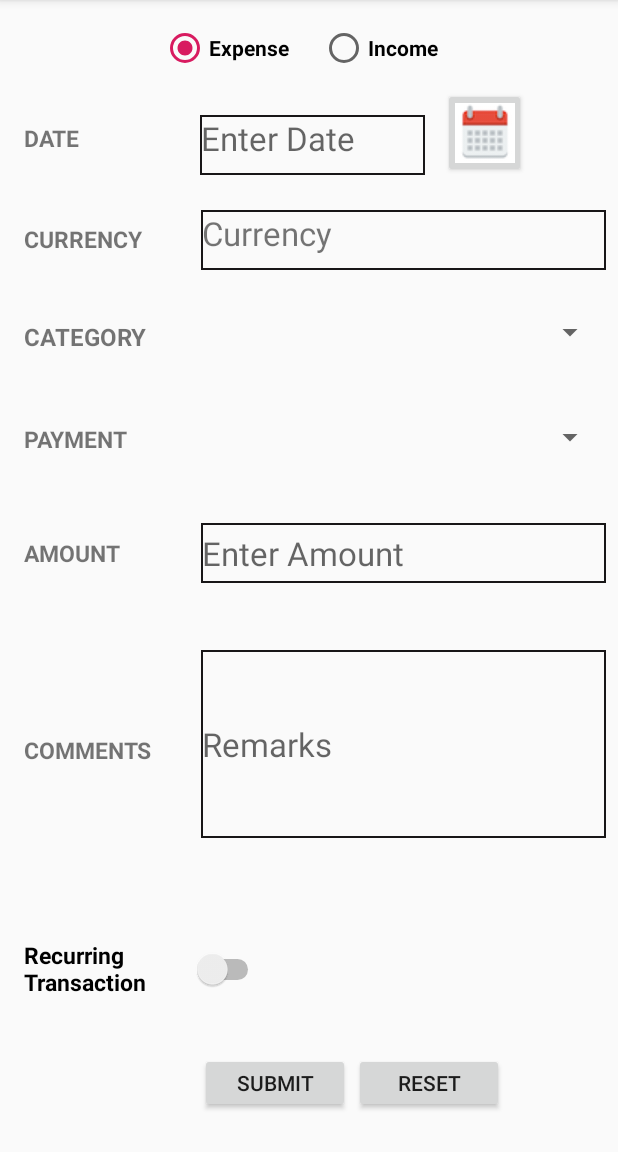
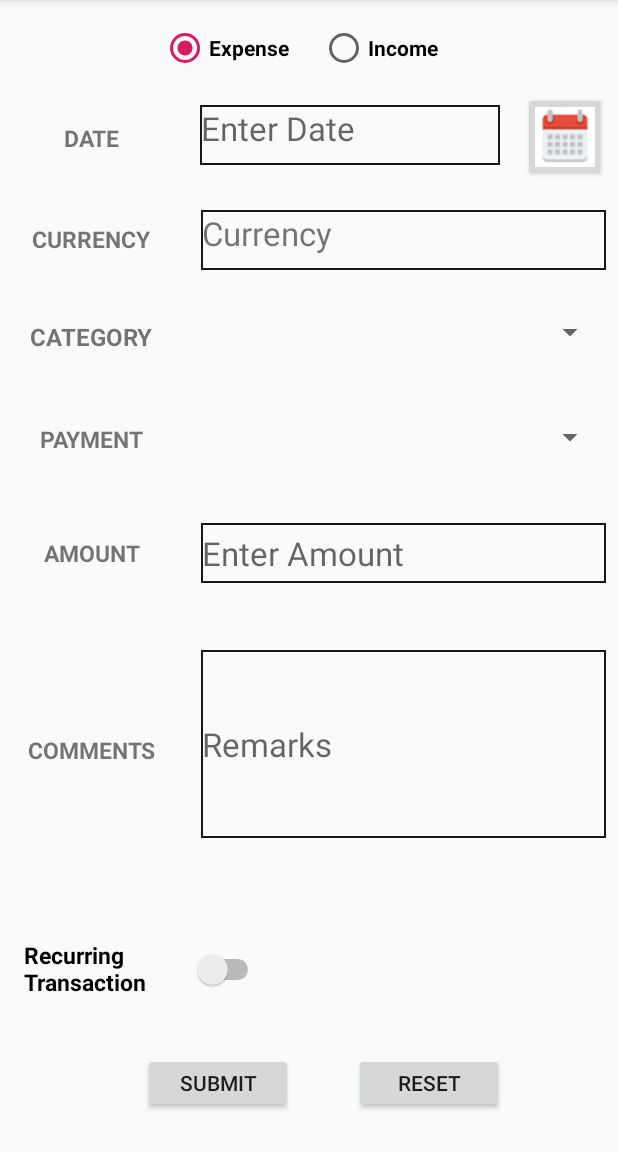
Before and after one commit to DBSE-teaching/isee2019-Sky-Net, an Android app: the screen it shows after launch (MainActivity), on a phone screen of 412 x 824 dp, the part 84-1236 px from its top. Run offline under Robolectric (Android 15) with nearby library versions, the phone set to English and light mode, and no system bars; libraries missing offline, so code that uses them is left out: com.github.mikephil.charting, com.mynameismidori.currencypicker.

Commit message:
alignment changes for all the layouts

```diff
--- a/SourceCode/app/src/main/res/layout/expense.xml
+++ b/SourceCode/app/src/main/res/layout/expense.xml
@@ -60,14 +60,14 @@
         android:drawableTop="@mipmap/calendar_icon2"
         app:layout_constraintBottom_toBottomOf="parent"
         app:layout_constraintEnd_toEndOf="parent"
-        app:layout_constraintHorizontal_bias="0.844"
+        app:layout_constraintHorizontal_bias="1.0"
         app:layout_constraintStart_toStartOf="parent"
         app:layout_constraintTop_toTopOf="parent"
-        app:layout_constraintVertical_bias="0.073" />
+        app:layout_constraintVertical_bias="0.077" />
 
     <TextView
         android:id="@+id/entryDate"
-        android:layout_width="150dp"
+        android:layout_width="200dp"
         android:layout_height="40dp"
         android:layout_marginStart="8dp"
         android:layout_marginTop="8dp"
@@ -76,24 +76,25 @@
         android:background="@drawable/border_style"
         android:ems="10"
         android:hint="Enter Date"
+        android:hyphenationFrequency="normal"
         android:inputType="textPersonName"
         android:textSize="22sp"
         app:layout_constraintBottom_toBottomOf="parent"
         app:layout_constraintEnd_toEndOf="parent"
-        app:layout_constraintHorizontal_bias="0.51"
+        app:layout_constraintHorizontal_bias="0.641"
         app:layout_constraintStart_toStartOf="parent"
         app:layout_constraintTop_toTopOf="@+id/radioTransactionType"
-        app:layout_constraintVertical_bias="0.076" />
+        app:layout_constraintVertical_bias="0.066" />
 
     <TextView
         android:id="@+id/date"
-        android:layout_width="100dp"
+        android:layout_width="90dp"
         android:layout_height="20dp"
         android:layout_marginStart="8dp"
         android:layout_marginEnd="8dp"
         android:layout_marginBottom="8dp"
         android:text="Date"
-        android:textAlignment="textStart"
+        android:textAlignment="center"
         android:textAllCaps="true"
         android:textSize="15sp"
         android:textStyle="bold"
@@ -224,7 +225,7 @@
         android:text="Submit"
         app:layout_constraintBottom_toBottomOf="parent"
         app:layout_constraintEnd_toEndOf="parent"
-        app:layout_constraintHorizontal_bias="0.423"
+        app:layout_constraintHorizontal_bias="0.296"
         app:layout_constraintStart_toStartOf="parent"
         app:layout_constraintTop_toTopOf="parent"
         app:layout_constraintVertical_bias="0.975" />
@@ -244,13 +245,13 @@
 
     <TextView
         android:id="@+id/currencytype"
-        android:layout_width="100dp"
+        android:layout_width="90dp"
         android:layout_height="20dp"
         android:layout_marginStart="8dp"
         android:layout_marginEnd="8dp"
         android:layout_marginBottom="8dp"
         android:text="Currency"
-        android:textAlignment="textStart"
+        android:textAlignment="center"
         android:textAllCaps="true"
         android:textSize="15sp"
         android:textStyle="bold"
@@ -263,13 +264,13 @@
 
     <TextView
         android:id="@+id/category"
-        android:layout_width="100dp"
+        android:layout_width="90dp"
         android:layout_height="20dp"
         android:layout_marginStart="8dp"
         android:layout_marginEnd="8dp"
         android:layout_marginBottom="8dp"
         android:text="Category"
-        android:textAlignment="textStart"
+        android:textAlignment="center"
         android:textAllCaps="true"
         android:textSize="16sp"
         android:textStyle="bold"
@@ -282,13 +283,13 @@
 
     <TextView
         android:id="@+id/payment"
-        android:layout_width="100dp"
+        android:layout_width="90dp"
         android:layout_height="20dp"
         android:layout_marginStart="8dp"
         android:layout_marginEnd="8dp"
         android:layout_marginBottom="8dp"
         android:text="Payment"
-        android:textAlignment="textStart"
+        android:textAlignment="center"
         android:textAllCaps="true"
         android:textSize="15sp"
         android:textStyle="bold"
@@ -301,13 +302,13 @@
 
     <TextView
         android:id="@+id/amountenter"
-        android:layout_width="100dp"
+        android:layout_width="90dp"
         android:layout_height="20dp"
         android:layout_marginStart="8dp"
         android:layout_marginEnd="8dp"
         android:layout_marginBottom="8dp"
         android:text="Amount"
-        android:textAlignment="textStart"
+        android:textAlignment="center"
         android:textAllCaps="true"
         android:textSize="15sp"
         android:textStyle="bold"
@@ -320,13 +321,13 @@
 
     <TextView
         android:id="@+id/comments"
-        android:layout_width="100dp"
+        android:layout_width="90dp"
         android:layout_height="20dp"
         android:layout_marginStart="8dp"
         android:layout_marginEnd="8dp"
         android:layout_marginBottom="8dp"
         android:text="Comments"
-        android:textAlignment="textStart"
+        android:textAlignment="center"
         android:textAllCaps="true"
         android:textSize="15sp"
         android:textStyle="bold"
--- a/SourceCode/app/src/main/res/layout/modify_category.xml
+++ b/SourceCode/app/src/main/res/layout/modify_category.xml
@@ -19,7 +19,7 @@ android:contextClickable="false">
         android:text="Select Icons"
         android:textAlignment="center"
         android:textAllCaps="true"
-        android:textSize="18sp"
+        android:textSize="15sp"
         android:textStyle="bold"
         app:layout_constraintBottom_toBottomOf="parent"
         app:layout_constraintEnd_toEndOf="parent"
@@ -57,7 +57,7 @@ android:contextClickable="false">
         android:text="Category Name"
         android:textAlignment="center"
         android:textAllCaps="true"
-        android:textSize="18sp"
+        android:textSize="15sp"
         android:textStyle="bold"
         app:layout_constraintBottom_toBottomOf="parent"
         app:layout_constraintEnd_toEndOf="parent"
@@ -108,7 +108,7 @@ android:contextClickable="false">
         android:text="Modify"
         app:layout_constraintBottom_toBottomOf="parent"
         app:layout_constraintEnd_toEndOf="parent"
-        app:layout_constraintHorizontal_bias="0.369"
+        app:layout_constraintHorizontal_bias="0.275"
         app:layout_constraintStart_toStartOf="parent"
         app:layout_constraintTop_toTopOf="parent"
         app:layout_constraintVertical_bias="0.631" />
--- a/SourceCode/app/src/main/res/layout/set_icons.xml
+++ b/SourceCode/app/src/main/res/layout/set_icons.xml
@@ -57,7 +57,7 @@
         android:text="Category"
         android:textAlignment="center"
         android:textAllCaps="true"
-        android:textSize="18sp"
+        android:textSize="15sp"
         android:textStyle="bold"
         app:layout_constraintBottom_toBottomOf="parent"
         app:layout_constraintEnd_toEndOf="parent"
@@ -76,7 +76,7 @@
         android:text="Select Icons"
         android:textAlignment="center"
         android:textAllCaps="true"
-        android:textSize="18sp"
+        android:textSize="15sp"
         android:textStyle="bold"
         app:layout_constraintBottom_toBottomOf="parent"
         app:layout_constraintEnd_toEndOf="parent"
```
Also changed, not shown: SourceCode/app/src/main/res/layout/add_category.xml (+10 -10 lines), SourceCode/app/src/main/res/layout/change_pin.xml (+4 -4 lines), SourceCode/app/src/main/res/layout/first_time_login.xml (+12 -10 lines), SourceCode/app/src/main/res/layout/graph_summary.xml (+6 -6 lines), SourceCode/app/src/main/res/layout/graph_summary_list.xml (+7 -7 lines), SourceCode/app/src/main/res/layout/maxbudget.xml (+4 -4 lines), SourceCode/app/src/main/res/layout/nav_header.xml (+4 -4 lines), SourceCode/app/src/main/res/layout/settings.xml (+15 -15 lines).
